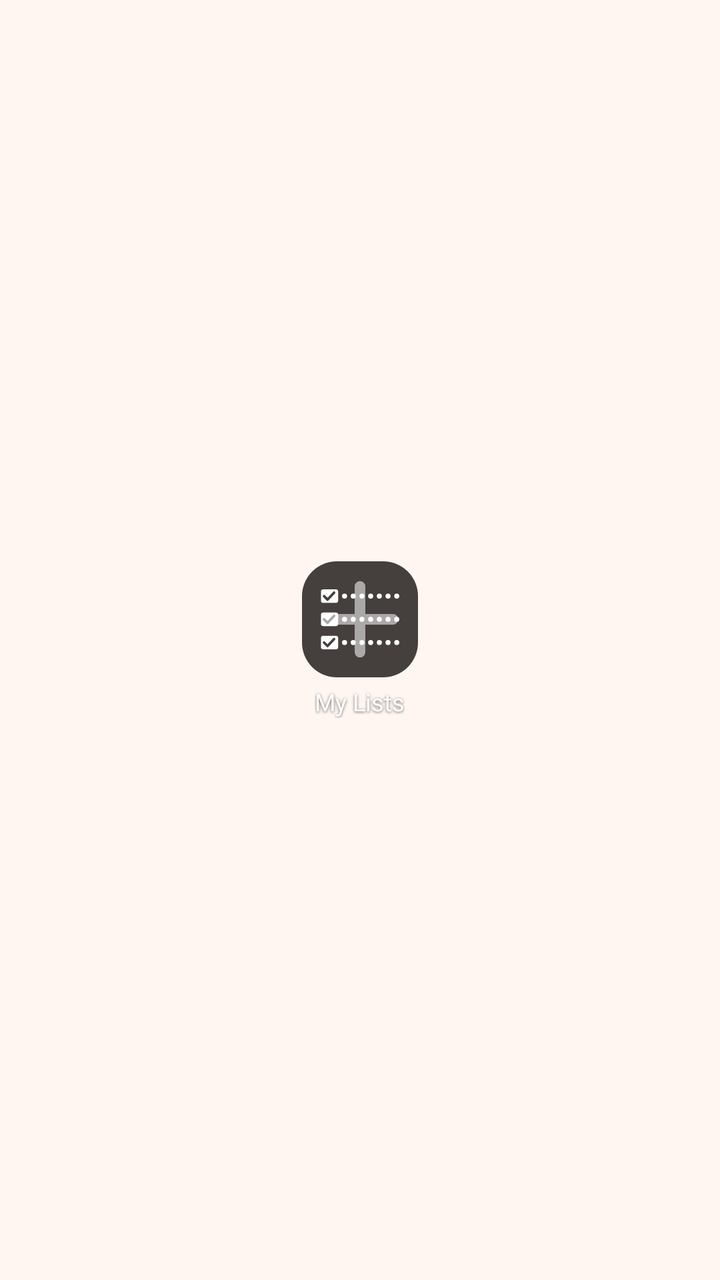
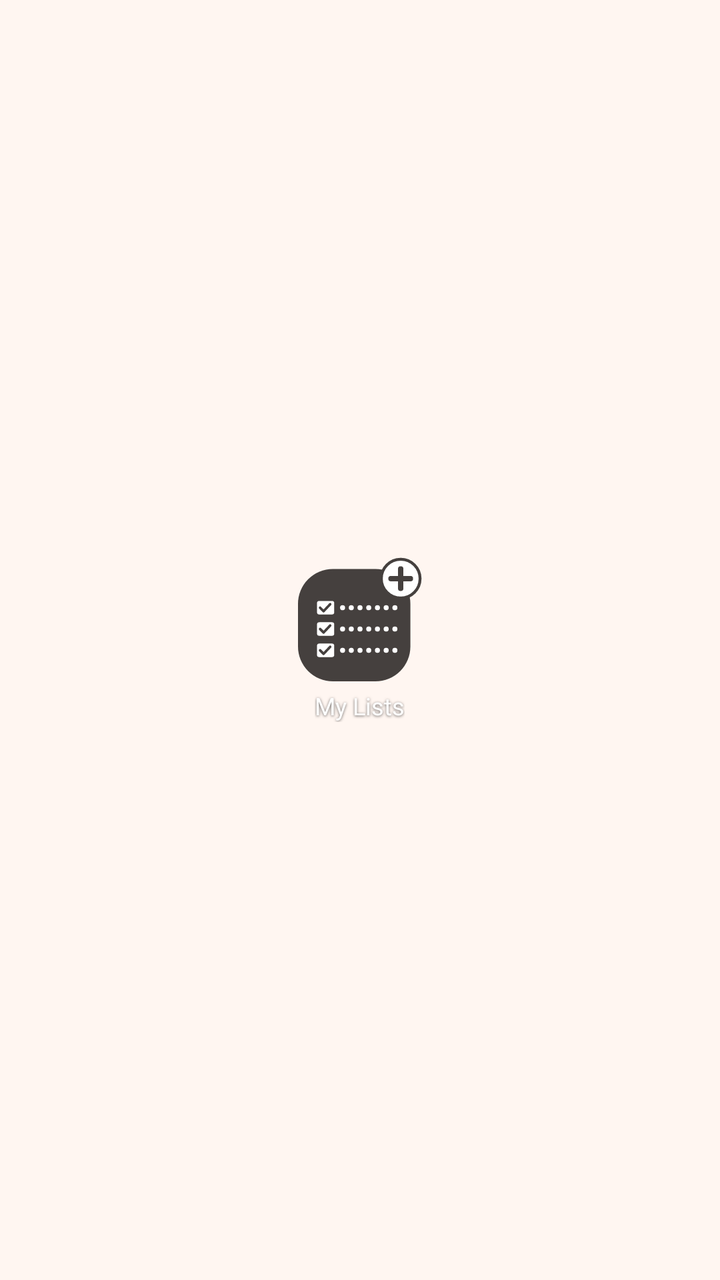

Before-and-after screenshots of an Android layout around one commit, followed by the original layout XML and the change that was made.
<!-- AndroidManifest.xml: application theme AppTheme -->
<!-- res/layout/widget_new.xml -->
<?xml version="1.0" encoding="utf-8"?>
<LinearLayout xmlns:android="http://schemas.android.com/apk/res/android"
    android:id="@+id/new_root" android:layout_width="match_parent" android:layout_height="match_parent"
    android:gravity="center" android:orientation="vertical">
    <ImageView android:layout_width="58dp" android:layout_height="58dp"
        android:src="@drawable/ic_new_icon" android:scaleType="fitXY"/>
    <TextView android:layout_width="wrap_content" android:layout_height="wrap_content"
        android:layout_marginTop="4dp" android:text="@string/new_label" android:textSize="12sp"
        android:maxLines="1" android:ellipsize="end" android:textColor="#FFFFFF"
        android:shadowColor="#99000000" android:shadowDx="0" android:shadowDy="1" android:shadowRadius="3"/>
</LinearLayout>
<!-- resources referenced by this layout -->
<resources>
  <!-- drawable ic_new_icon: vector/xml drawable (drawable, 2302 chars, omitted) -->
  <string name="new_label">My Lists</string>
  <style name="AppTheme" parent="android:Theme.Material.Light.NoActionBar">
          <item name="android:windowBackground">@color/bg</item>
          <item name="android:statusBarColor">@android:color/transparent</item>
          <item name="android:navigationBarColor">@android:color/transparent</item>
          <item name="android:windowLightStatusBar">true</item>
      </style>
  <color name="bg">#FFF6F1</color>
</resources>

<!-- the commit's change to res/layout/widget_new.xml (unified diff, before → after) -->
@@ -2,7 +2,7 @@
 <LinearLayout xmlns:android="http://schemas.android.com/apk/res/android"
     android:id="@+id/new_root" android:layout_width="match_parent" android:layout_height="match_parent"
     android:gravity="center" android:orientation="vertical">
-    <ImageView android:layout_width="58dp" android:layout_height="58dp"
+    <ImageView android:layout_width="62dp" android:layout_height="62dp"
         android:src="@drawable/ic_new_icon" android:scaleType="fitXY"/>
     <TextView android:layout_width="wrap_content" android:layout_height="wrap_content"
         android:layout_marginTop="4dp" android:text="@string/new_label" android:textSize="12sp"
<!-- resource entries referenced after the edit -->
@@ -1,6 +1,6 @@
 <!-- resources referenced by this layout -->
 <resources>
-  <!-- drawable ic_new_icon: vector/xml drawable (drawable, 2302 chars, omitted) -->
+  <!-- drawable ic_new_icon: vector/xml drawable (drawable, 2444 chars, omitted) -->
   <string name="new_label">My Lists</string>
   <style name="AppTheme" parent="android:Theme.Material.Light.NoActionBar">
           <item name="android:windowBackground">@color/bg</item>
